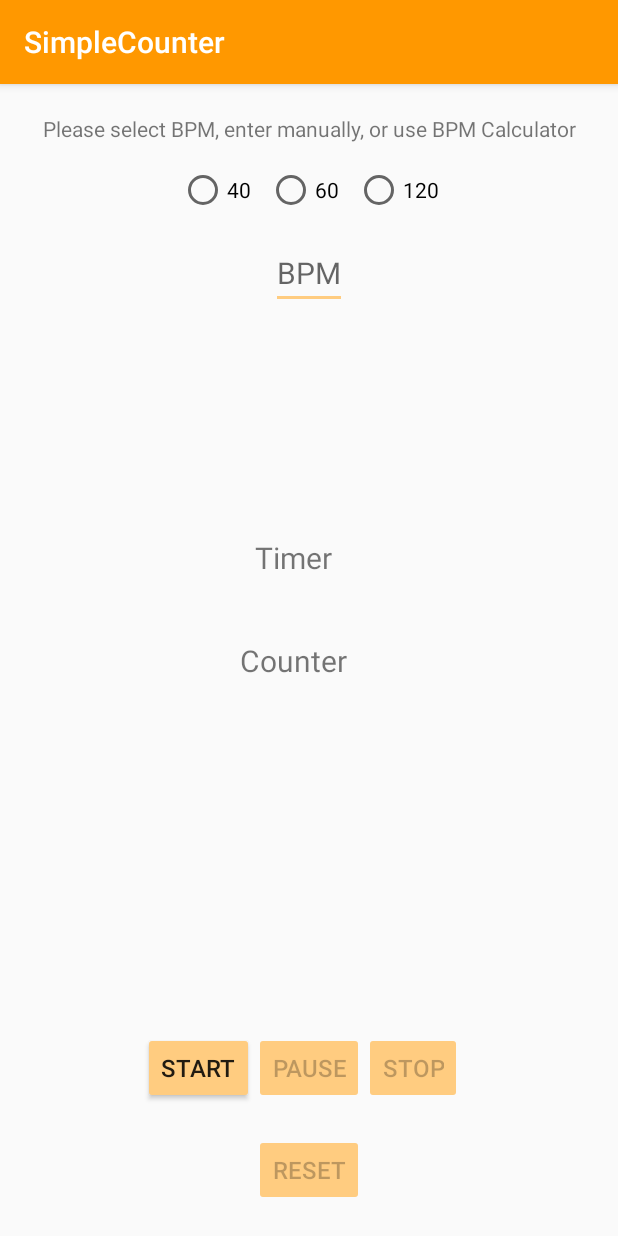
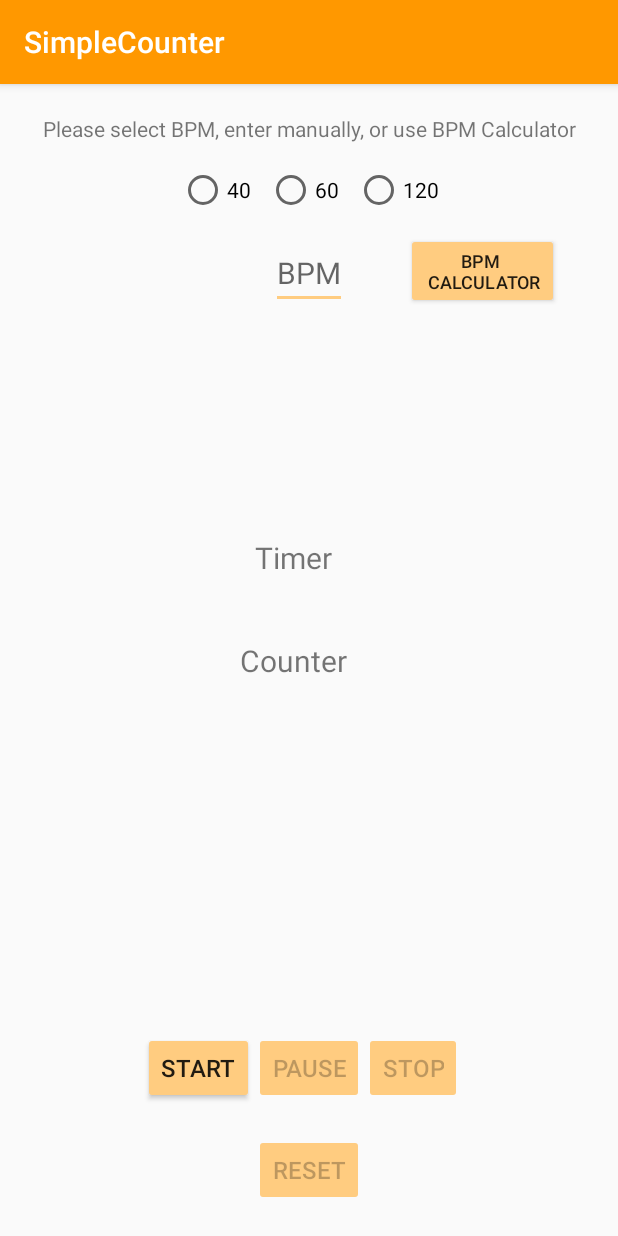
Before and after one commit to khash021/SimpleCounter, an Android app: the screen it shows after launch (MainActivity), on a phone screen of 412 x 824 dp. Run offline under Robolectric (Android 15) with nearby library versions, the phone set to English and light mode, and no system bars.

Commit message:
Added the BPM calculator button

```diff
--- a/app/src/main/res/layout-land/activity_main.xml
+++ b/app/src/main/res/layout-land/activity_main.xml
@@ -21,7 +21,8 @@
         android:layout_width="wrap_content"
         android:layout_height="wrap_content"
         android:orientation="horizontal"
-        app:layout_constraintStart_toStartOf="@id/text_select"
+        app:layout_constraintLeft_toLeftOf="parent"
+        app:layout_constraintRight_toRightOf="parent"
         app:layout_constraintTop_toBottomOf="@+id/text_select">
 
         <RadioButton
@@ -50,14 +51,28 @@
         android:id="@+id/text_bpm"
         android:layout_width="wrap_content"
         android:layout_height="wrap_content"
-        android:layout_marginLeft="10dp"
         android:fontFamily="sans-serif"
         android:gravity="center"
         android:hint="@string/bpm"
         android:inputType="numberSigned"
         android:textSize="20sp"
-        app:layout_constraintBottom_toBottomOf="@id/radio_group_bpm"
-        app:layout_constraintStart_toEndOf="@id/radio_group_bpm" />
+        app:layout_constraintLeft_toLeftOf="parent"
+        app:layout_constraintRight_toRightOf="parent"
+        app:layout_constraintTop_toBottomOf="@id/radio_group_bpm"/>
+
+    <Button
+        android:id="@+id/button_calc_bpm"
+        style="@style/Widget.AppCompat.Button.Small"
+        android:layout_width="wrap_content"
+        android:layout_height="wrap_content"
+        android:layout_marginEnd="8dp"
+        android:backgroundTint="@color/colorPrimaryLight"
+        android:text="@string/bpm_calc"
+        android:textSize="12sp"
+        app:layout_constraintBottom_toBottomOf="@id/text_bpm"
+        app:layout_constraintEnd_toEndOf="parent"
+        app:layout_constraintStart_toEndOf="@id/radio_group_bpm"
+        app:layout_constraintTop_toTopOf="@+id/radio_group_bpm" />
 
 
     <LinearLayout
--- a/app/src/main/res/layout/activity_main.xml
+++ b/app/src/main/res/layout/activity_main.xml
@@ -64,6 +64,18 @@
         app:layout_constraintLeft_toLeftOf="parent"
         app:layout_constraintRight_toRightOf="parent"
         app:layout_constraintTop_toBottomOf="@+id/radio_group_bpm" />
+
+    <Button
+        android:id="@+id/button_calc_bpm"
+        style="@style/Widget.AppCompat.Button.Small"
+        android:layout_width="wrap_content"
+        android:layout_height="wrap_content"
+        android:backgroundTint="@color/colorPrimaryLight"
+        android:text="@string/bpm_calc"
+        android:textSize="12sp"
+        app:layout_constraintStart_toEndOf="@id/text_bpm"
+        app:layout_constraintEnd_toEndOf="parent"
+        app:layout_constraintBottom_toBottomOf="@id/text_bpm" />
 
 
     <LinearLayout
```
